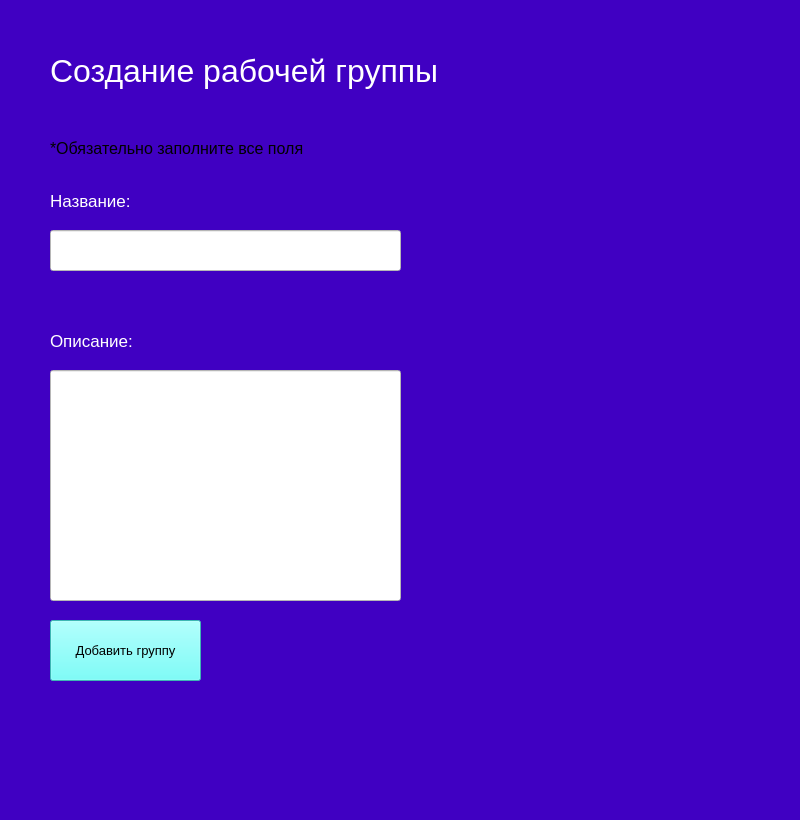
Before: the Qt Designer form client/templates/create_group.ui in Alex-Filat0v/course_work_3rd_year, drawn with Qt 5.
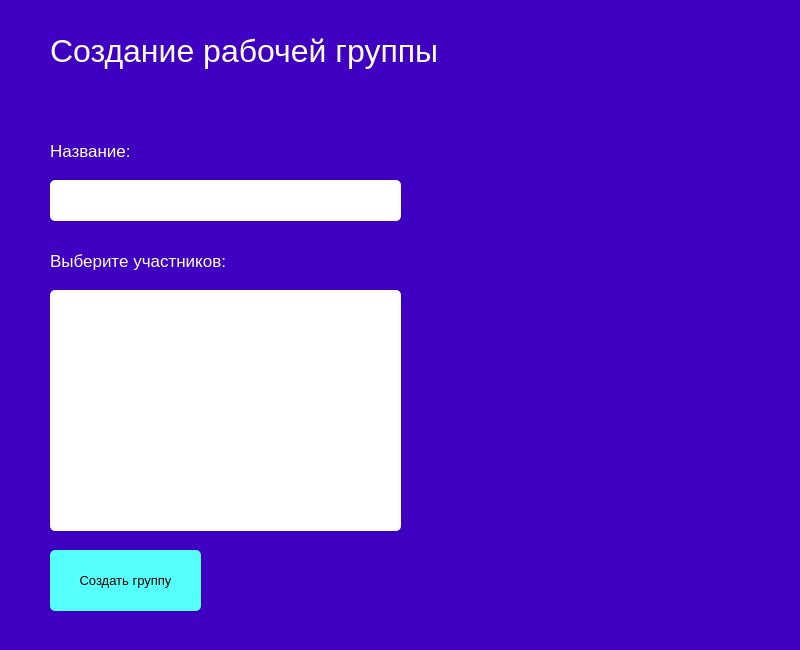
After: the same form once the commit is applied.

The edit to the form file:
```diff
--- a/client/templates/create_group.ui
+++ b/client/templates/create_group.ui
@@ -7,14 +7,9 @@
     <x>0</x>
     <y>0</y>
     <width>800</width>
-    <height>820</height>
+    <height>650</height>
    </rect>
   </property>
-  <property name="font">
-   <font>
-    <pointsize>8</pointsize>
-   </font>
-  </property>
   <property name="windowTitle">
    <string>MainWindow</string>
   </property>
@@ -28,7 +23,7 @@
       <x>50</x>
       <y>20</y>
       <width>511</width>
-      <height>101</height>
+      <height>61</height>
      </rect>
     </property>
     <property name="font">
@@ -47,7 +42,7 @@
     <property name="geometry">
      <rect>
       <x>50</x>
-      <y>180</y>
+      <y>130</y>
       <width>111</width>
       <height>41</height>
      </rect>
@@ -68,54 +63,20 @@
     <property name="geometry">
      <rect>
       <x>50</x>
-      <y>230</y>
+      <y>180</y>
       <width>351</width>
       <height>41</height>
      </rect>
     </property>
     <property name="styleSheet">
-     <string notr="true">background-color: rgb(255, 255, 255);</string>
-    </property>
-   </widget>
-   <widget class="QLabel" name="label_3">
-    <property name="geometry">
-     <rect>
-      <x>50</x>
-      <y>320</y>
-      <width>111</width>
-      <height>41</height>
-     </rect>
-    </property>
-    <property name="font">
-     <font>
-      <pointsize>13</pointsize>
-     </font>
-    </property>
-    <property name="styleSheet">
-     <string notr="true">color: rgb(255, 255, 255);</string>
-    </property>
-    <property name="text">
-     <string>Описание:</string>
-    </property>
-   </widget>
-   <widget class="QLineEdit" name="lineEdit_description">
-    <property name="geometry">
-     <rect>
-      <x>50</x>
-      <y>370</y>
-      <width>351</width>
-      <height>231</height>
-     </rect>
-    </property>
-    <property name="styleSheet">
-     <string notr="true">background-color: rgb(255, 255, 255);</string>
+     <string notr="true">background-color: rgb(255, 255, 255); border-radius: 5px;</string>
     </property>
    </widget>
    <widget class="QPushButton" name="pushButton_add_group">
     <property name="geometry">
      <rect>
       <x>50</x>
-      <y>620</y>
+      <y>550</y>
       <width>151</width>
       <height>61</height>
      </rect>
@@ -126,31 +87,65 @@
      </font>
     </property>
     <property name="styleSheet">
-     <string notr="true">background-color: rgb(85, 255, 250);</string>
+     <string notr="true">background-color: rgb(85, 255, 250); color: black; border-radius: 5px;</string>
     </property>
     <property name="text">
-     <string>Добавить группу</string>
+     <string>Создать группу</string>
     </property>
    </widget>
    <widget class="QLabel" name="label_error">
     <property name="geometry">
      <rect>
       <x>50</x>
-      <y>140</y>
+      <y>90</y>
       <width>371</width>
-      <height>16</height>
+      <height>21</height>
      </rect>
     </property>
     <property name="font">
      <font>
-      <pointsize>12</pointsize>
+      <pointsize>11</pointsize>
      </font>
     </property>
     <property name="styleSheet">
-     <string notr="true">color: rgb(0, 0, 0);</string>
+     <string notr="true">color: rgb(255, 85, 0);</string>
     </property>
     <property name="text">
-     <string>*Обязательно заполните все поля</string>
+     <string/>
+    </property>
+   </widget>
+   <widget class="QLabel" name="label_4">
+    <property name="geometry">
+     <rect>
+      <x>50</x>
+      <y>240</y>
+      <width>231</width>
+      <height>41</height>
+     </rect>
+    </property>
+    <property name="font">
+     <font>
+      <pointsize>13</pointsize>
+     </font>
+    </property>
+    <property name="styleSheet">
+     <string notr="true">color: rgb(255, 255, 255);</string>
+    </property>
+    <property name="text">
+     <string>Выберите участников:</string>
+    </property>
+   </widget>
+   <widget class="QListWidget" name="listWidget_contacts">
+    <property name="geometry">
+     <rect>
+      <x>50</x>
+      <y>290</y>
+      <width>351</width>
+      <height>241</height>
+     </rect>
+    </property>
+    <property name="styleSheet">
+     <string notr="true">background-color: rgb(255, 255, 255); border-radius: 5px;</string>
     </property>
    </widget>
   </widget>
```
